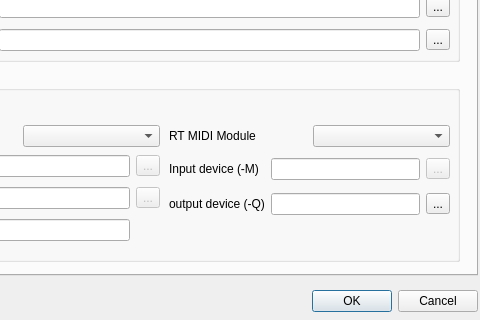
Qt form src/configdialog.ui (CsoundQt/CsoundQt) before a commit; both pictures show x 143 to 623 and y 265 to 585 of the 623 by 585 pixel window.
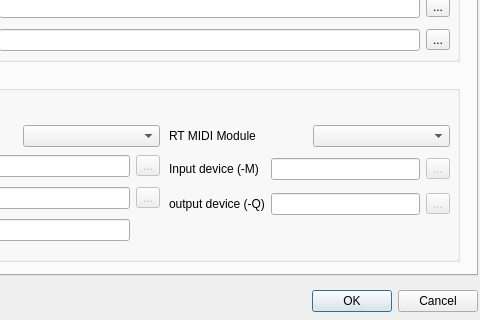
The same form after that commit.

Commit message: Play button now latches when pressed. Line breaks in widgets are now passes properly (Untested om Mac and Windows)

```diff
--- a/src/configdialog.ui
+++ b/src/configdialog.ui
@@ -338,6 +338,9 @@
        </item>
        <item row="1" column="2" >
         <widget class="QToolButton" name="toolButton_12" >
+         <property name="enabled" >
+          <bool>false</bool>
+         </property>
          <property name="text" >
           <string>...</string>
          </property>
```
Left out of the diff: 56 changed lines with no effect on the pictures. The commit also changes 4 other files.
